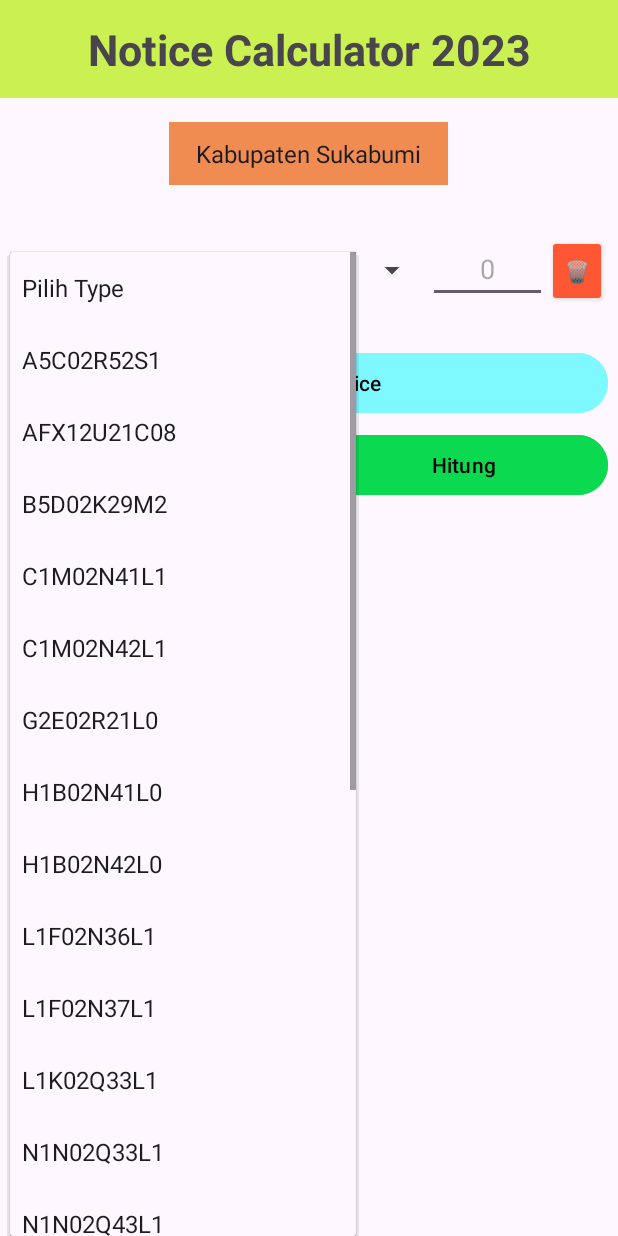
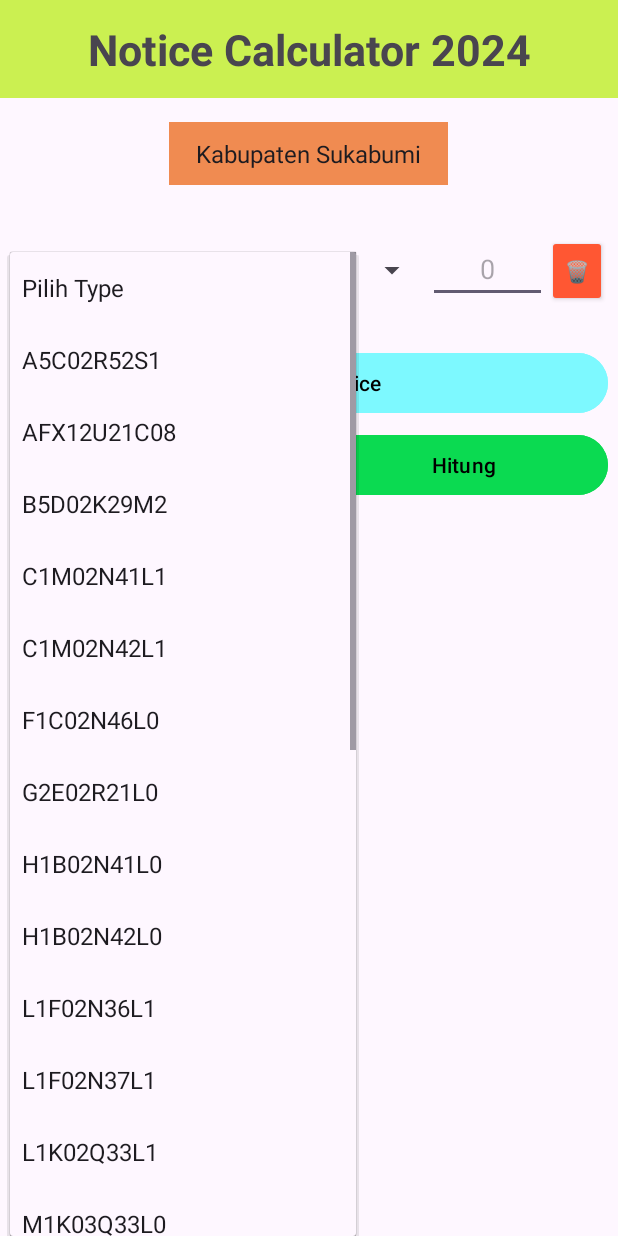
Before and after one commit to syayidmuwahhid/notice-calculator, an Android app: the screen it shows after launch (MainActivity), after a tap on "Pilih Type", on a phone screen of 412 x 824 dp. Run offline under Robolectric (Android 15) with nearby library versions, the phone set to English and light mode, and no system bars.

Commit message:
UPDATE HARGA

```diff
--- a/app/src/main/res/layout/activity_main.xml
+++ b/app/src/main/res/layout/activity_main.xml
@@ -22,7 +22,7 @@
             <TextView
                 android:layout_width="match_parent"
                 android:layout_height="wrap_content"
-                android:text="Notice Calculator 2023"
+                android:text="Notice Calculator 2024"
                 android:layout_marginTop="0px"
                 android:textSize="13pt"
                 android:textAlignment="center"
--- a/app/src/main/res/values/strings.xml
+++ b/app/src/main/res/values/strings.xml
@@ -12,13 +12,14 @@
         <item>B5D02K29M2</item>
         <item>C1M02N41L1</item>
         <item>C1M02N42L1</item>
-<!--        <item>F1C02N46L0</item>-->
+        <item>F1C02N46L0</item>
         <item>G2E02R21L0</item>
         <item>H1B02N41L0</item>
         <item>H1B02N42L0</item>
         <item>L1F02N36L1</item>
         <item>L1F02N37L1</item>
         <item>L1K02Q33L1</item>
+        <item>M1K03Q33L0</item>
         <item>N1N02Q33L1</item>
         <item>N1N02Q43L1</item>
         <item>NF11T11C01</item>
```
Also changed, not shown: app/src/main/java/com/syayid/noticecalculator/MainActivity.java (+29 -5 lines), app/src/main/java/com/syayid/noticecalculator/Notice.java (+4 -4 lines).
